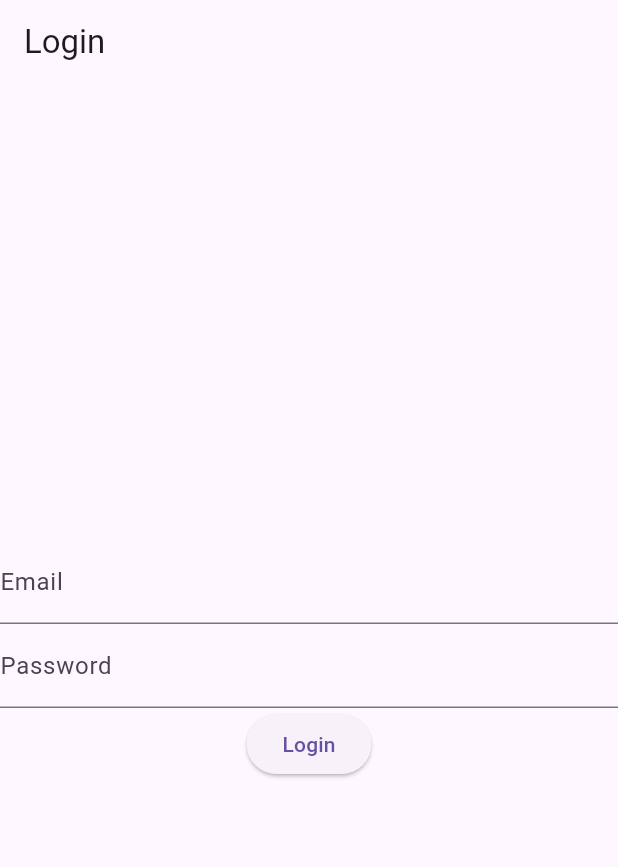
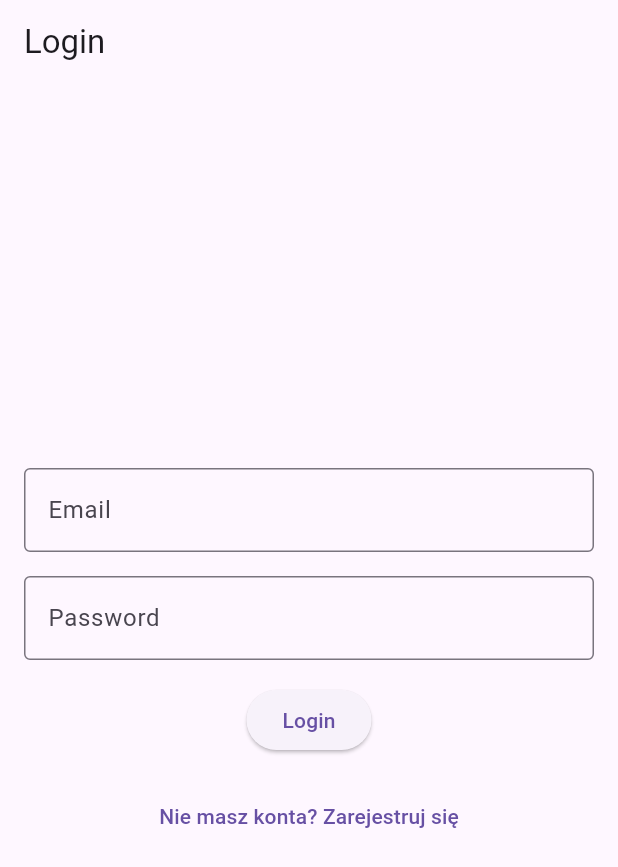
Before and after one commit to weronikakopacz/flashcards-app, a Flutter app: the screen it shows after launch, on a phone screen of 412 x 824 dp. Shown: the top 867 px of the screen. Run offline on Flutter 3.47's test engine with Material 3 defaults, Android fonts, the phone set to English and light mode, and no system bars; our stand-ins replace bloc, equatable, flutter_bloc, logger.

Commit message:
fixed login, added sets

```diff
--- a/frontend/lib/auth/auth_event.dart
+++ b/frontend/lib/auth/auth_event.dart
@@ -1,4 +1,4 @@
-import 'package:equatable/equatable.dart';
+part of 'auth_bloc.dart';
 
 abstract class AuthEvent extends Equatable {
   const AuthEvent();
@@ -29,4 +29,7 @@ class RegisterEvent extends AuthEvent {
 
 class RegisteredEvent extends AuthEvent {
   const RegisteredEvent();
+
+  @override
+  List<Object?> get props => [];
 }
--- a/frontend/lib/auth/auth_state.dart
+++ b/frontend/lib/auth/auth_state.dart
@@ -1,6 +1,6 @@
-import 'package:equatable/equatable.dart';
+part of 'auth_bloc.dart';
 
-abstract class AuthState extends Equatable {
+class AuthState extends Equatable {
   const AuthState();
 
   @override
@@ -9,6 +9,24 @@ abstract class AuthState extends Equatable {
 
 class AuthInitial extends AuthState {}
 
-class AuthLoggedIn extends AuthState {}
+class AuthStateLoading extends AuthState {}
+
+class AuthError extends AuthState {
+  final String errorMessage;
+
+  const AuthError({required this.errorMessage});
+
+  @override
+  List<Object?> get props => [errorMessage];
+}
+
+class AuthLoggedIn extends AuthState {
+  final String accessToken;
+
+  const AuthLoggedIn({required this.accessToken});
+
+  @override
+  List<Object?> get props => [accessToken];
+}
 
 class AuthRegistered extends AuthState {}
--- a/frontend/lib/main.dart
+++ b/frontend/lib/main.dart
@@ -1,6 +1,11 @@
 import 'package:flutter/material.dart';
-import 'screens/login_screen.dart';
-import 'screens/registration_screen.dart';
+import 'package:flutter_bloc/flutter_bloc.dart';
+import 'package:frontend/screens/create_set_screen.dart';
+import 'package:frontend/screens/home_screen.dart';
+import 'package:frontend/screens/login_screen.dart';
+import 'package:frontend/screens/registration_screen.dart';
+import 'package:frontend/auth/auth_bloc.dart';
+import 'package:frontend/services/auth_service.dart';
 
 void main() {
   runApp(const MyApp());
@@ -11,16 +16,21 @@ class MyApp extends StatelessWidget {
 
   @override
   Widget build(BuildContext context) {
-    return MaterialApp(
+    return BlocProvider(
+      create: (context) => AuthBloc(AuthService()),
+      child: MaterialApp(
         title: 'My App',
         theme: ThemeData(
           primarySwatch: Colors.blue,
         ),
         initialRoute: '/login',
         routes: {
-        '/login': (context) => LoginScreen(),
-        '/registration': (context) => RegistrationScreen(),
+          '/login': (context) => const LoginScreen(),
+          '/registration': (context) => const RegistrationScreen(),
+          '/home': (context) => const HomeScreen(),
+          '/new-set': (context) => const CreateSetScreen(),
         },
+      ),
     );
   }
 }
--- a/frontend/lib/screens/login_screen.dart
+++ b/frontend/lib/screens/login_screen.dart
@@ -1,44 +1,106 @@
 import 'package:flutter/material.dart';
-import 'package:frontend/services/auth_service.dart';
+import 'package:flutter_bloc/flutter_bloc.dart';
+import 'package:frontend/auth/auth_bloc.dart';
 
 class LoginScreen extends StatelessWidget {
+  const LoginScreen({super.key});
+
+  @override
+  Widget build(BuildContext context) {
+    return BlocConsumer<AuthBloc, AuthState>(
+      listener: (context, state) {
+        if (state is AuthLoggedIn) {
+          Navigator.pushReplacementNamed(context, '/home');
+        } else if (state is AuthError) {
+          ScaffoldMessenger.of(context).showSnackBar(
+            SnackBar(content: Text(state.errorMessage)),
+          );
+        }
+      },
+      builder: (context, state) {
+        if (state is AuthStateLoading) {
+          return Scaffold(
+            appBar: AppBar(
+              title: const Text('Login'),
+            ),
+            body: const Center(
+              child: CircularProgressIndicator(),
+            ),
+          );
+        } else {
+          return Scaffold(
+            appBar: AppBar(
+              title: const Text('Login'),
+            ),
+            body: _LoginScreenForm(),
+          );
+        }
+      },
+    );
+  }
+}
+
+class _LoginScreenForm extends StatefulWidget {
+  @override
+  _LoginScreenFormState createState() => _LoginScreenFormState();
+}
+
+class _LoginScreenFormState extends State<_LoginScreenForm> {
   final TextEditingController emailController = TextEditingController();
   final TextEditingController passwordController = TextEditingController();
 
-  final AuthService authService = AuthService();
-
-  LoginScreen({super.key});
-
   @override
   Widget build(BuildContext context) {
-    return Scaffold(
-      appBar: AppBar(
-        title: const Text('Login'),
-      ),
-      body: Center(
+    final authBloc = BlocProvider.of<AuthBloc>(context);
+
+    return Center(
+      child: Padding(
+        padding: const EdgeInsets.all(16.0),
         child: Column(
           mainAxisAlignment: MainAxisAlignment.center,
           children: [
             TextField(
               controller: emailController,
-              decoration: const InputDecoration(labelText: 'Email'),
+              decoration: const InputDecoration(
+                labelText: 'Email',
+                border: OutlineInputBorder(),
+              ),
             ),
+            const SizedBox(height: 16.0),
             TextField(
               controller: passwordController,
-              decoration: const InputDecoration(labelText: 'Password'),
+              decoration: const InputDecoration(
+                labelText: 'Password',
+                border: OutlineInputBorder(),
+              ),
               obscureText: true,
             ),
+            const SizedBox(height: 16.0),
             ElevatedButton(
               onPressed: () {
                 final email = emailController.text;
                 final password = passwordController.text;
-                authService.loginUser(email, password);
+                authBloc.add(LoginEvent(email: email, password: password));
               },
               child: const Text('Login'),
+            ),
+            const SizedBox(height: 16.0),
+            TextButton(
+              onPressed: () {
+                Navigator.pushNamed(context, '/registration');
+              },
+              child: const Text('Nie masz konta? Zarejestruj się'),
             ),
           ],
         ),
       ),
     );
   }
+
+  @override
+  void dispose() {
+    emailController.dispose();
+    passwordController.dispose();
+    super.dispose();
+  }
 }
--- a/frontend/pubspec.yaml
+++ b/frontend/pubspec.yaml
@@ -32,6 +32,7 @@ dependencies:
     sdk: flutter
   http: ^0.13.3
   logging: ^1.0.0
+  flutter_bloc: ^8.1.6
 
 
   # The following adds the Cupertino Icons font to your application.
```
Also changed, not shown: frontend/lib/auth/auth_bloc.dart (+32 -11 lines), frontend/lib/models/set.dart (added, +29 -0 lines), frontend/lib/screens/create_set_screen.dart (added, +95 -0 lines), frontend/lib/screens/home_screen.dart (added, +72 -0 lines), frontend/lib/screens/registration_screen.dart (+44 -10 lines), frontend/lib/services/auth_service.dart (+17 -10 lines), frontend/lib/services/set_service.dart (added, +45 -0 lines), frontend/pubspec.lock, 1 other file. Lines whose indentation alone changed are shown as unchanged.
